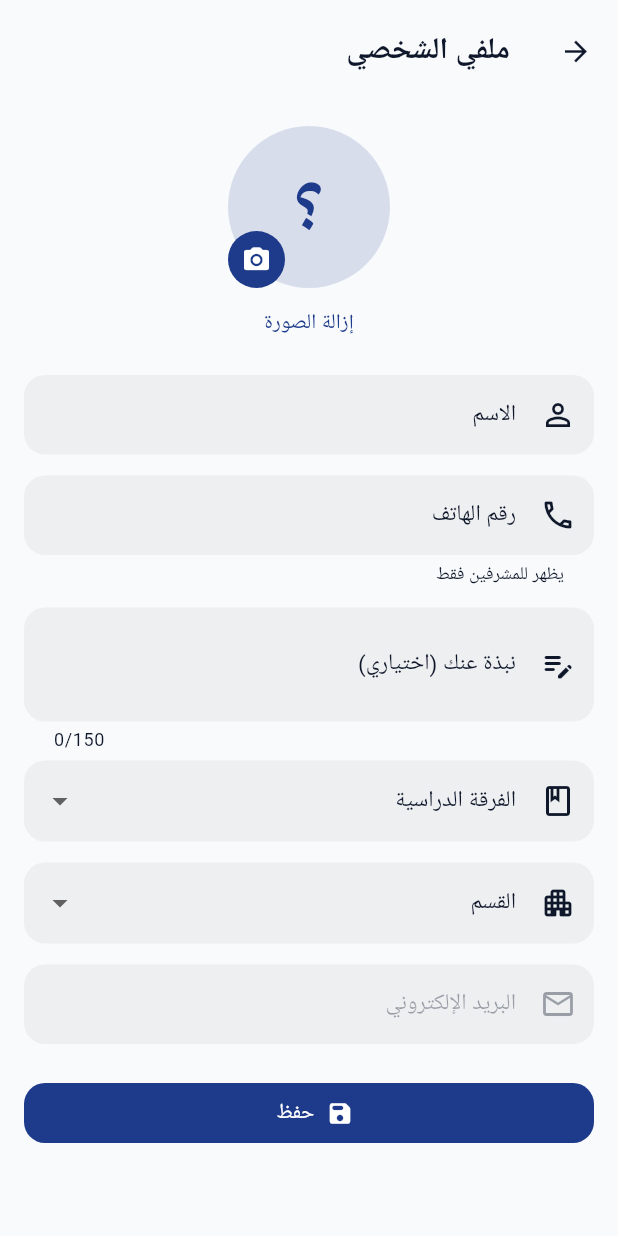
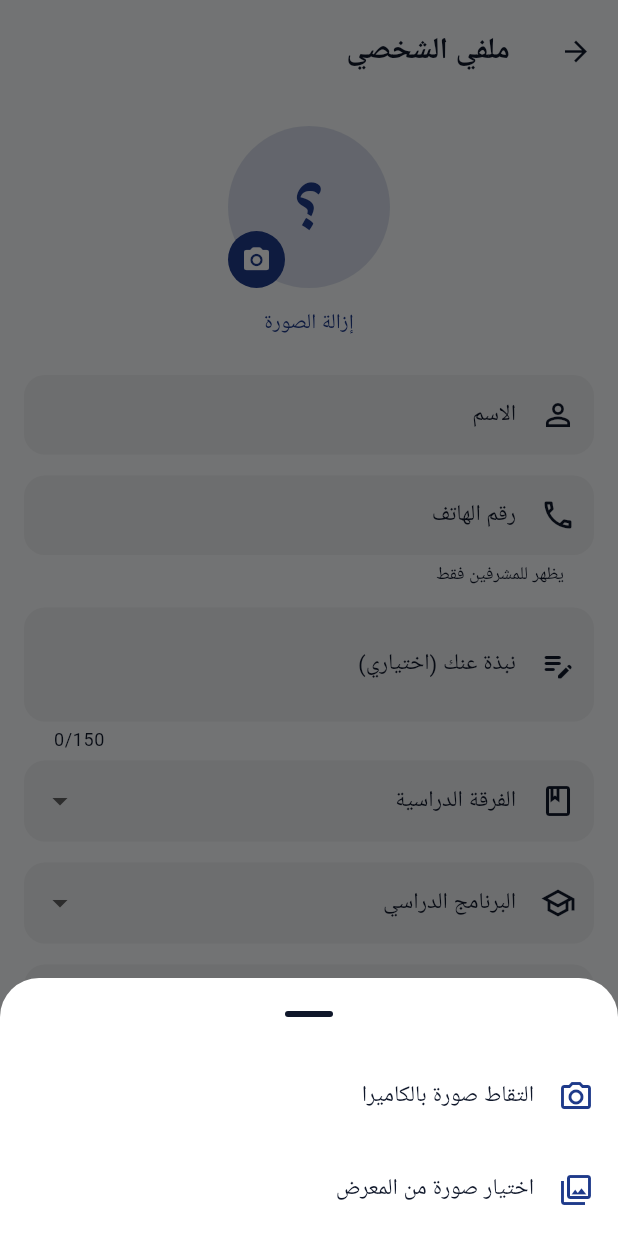
Before and after one commit to gamalzakareya6-star/GenZoo-app, a Flutter app: the ProfileScreen screen opened directly, after a tap on the "camera alt" icon, on a phone screen of 412 x 824 dp. Run offline on Flutter 3.47's test engine with Material 3 defaults, Android fonts, the phone set to English and light mode, and no system bars; our stand-ins replace audioplayers, cloud_firestore, file_picker, firebase_auth, firebase_core, firebase_messaging and 14 more; missing offline and left inert: background_downloader, pdfx, record; accounts and stored records are empty; Roboto replaces fonts that are missing (Cairo).

Commit message:
Add camera/gallery picker and program in profile

```diff
--- a/lib/screens/settings/profile_screen.dart
+++ b/lib/screens/settings/profile_screen.dart
@@ -1,4 +1,4 @@
-import 'package:file_picker/file_picker.dart';
+import 'package:image_picker/image_picker.dart';
 import 'package:flutter/material.dart';
 import 'package:provider/provider.dart';
 
@@ -26,6 +26,7 @@ class _ProfileScreenState extends State<ProfileScreen> {
   late final TextEditingController _phone;
   late final TextEditingController _bio;
   String? _year;
+  String? _program;
   String? _dept;
   String? _photo;
   Uint8List? _newBytes;
@@ -40,6 +41,7 @@ class _ProfileScreenState extends State<ProfileScreen> {
     _phone = TextEditingController(text: u?.phone ?? '');
     _bio = TextEditingController(text: u?.bio ?? '');
     _year = AppConstants.academicYears.contains(u?.academicYear) ? u?.academicYear : null;
+    _program = AppConstants.academicPrograms.contains(u?.program) ? u?.program : null;
     _dept = AppConstants.departments.contains(u?.department) ? u?.department : null;
     _photo = u?.photoUrl;
   }
@@ -55,11 +57,19 @@ class _ProfileScreenState extends State<ProfileScreen> {
   void _snack(String m) => ScaffoldMessenger.of(context).showSnackBar(SnackBar(content: Text(m)));
 
   Future<void> _pickPhoto() async {
-    final picked = await FilePicker.platform.pickFiles(type: FileType.image);
-    final path = picked?.files.single.path;
-    if (path == null) return;
+    final source = await showModalBottomSheet<ImageSource>(
+      context: context,
+      builder: (ctx) => SafeArea(child: Column(mainAxisSize: MainAxisSize.min, children: [
+        ListTile(leading: const Icon(Icons.camera_alt_outlined), title: const Text('التقاط صورة بالكاميرا'), onTap: () => Navigator.pop(ctx, ImageSource.camera)),
+        ListTile(leading: const Icon(Icons.photo_library_outlined), title: const Text('اختيار صورة من المعرض'), onTap: () => Navigator.pop(ctx, ImageSource.gallery)),
+      ])),
+    );
+    if (source == null) return;
     setState(() => _busy = true);
     try {
+      final picked = await ImagePicker().pickImage(source: source, imageQuality: 90);
+      final path = picked?.path;
+      if (path == null) return;
       final bytes = await AvatarService.prepare(path);
       setState(() {
         _newBytes = bytes;
@@ -97,6 +107,7 @@ class _ProfileScreenState extends State<ProfileScreen> {
           phone: normalizePhone(_phone.text),
           bio: _bio.text,
           academicYear: _year,
+          program: _program,
           department: _dept,
           photoUrl: _removePhoto ? null : (_newBytes != null ? 'avatar' : _photo),
           removePhoto: _removePhoto,
@@ -187,6 +198,14 @@ class _ProfileScreenState extends State<ProfileScreen> {
           ),
           const SizedBox(height: 14),
           DropdownButtonFormField<String>(
+            value: _program,
+            isExpanded: true,
+            decoration: const InputDecoration(labelText: 'البرنامج الدراسي', prefixIcon: Icon(Icons.school_outlined)),
+            items: [for (final p in AppConstants.academicPrograms) DropdownMenuItem(value: p, child: Text(p, overflow: TextOverflow.ellipsis))],
+            onChanged: (v) => setState(() => _program = v),
+          ),
+          const SizedBox(height: 14),
+          DropdownButtonFormField<String>(
             value: _dept,
             isExpanded: true,
             decoration: const InputDecoration(labelText: 'القسم', prefixIcon: Icon(Icons.apartment_rounded)),
```
